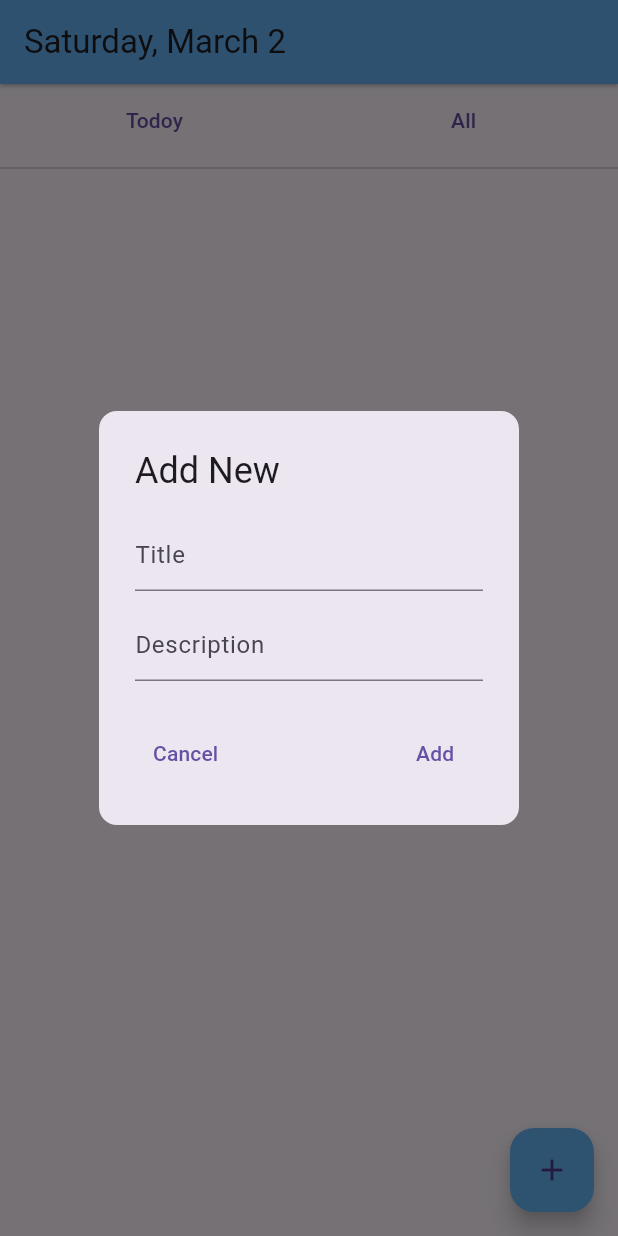
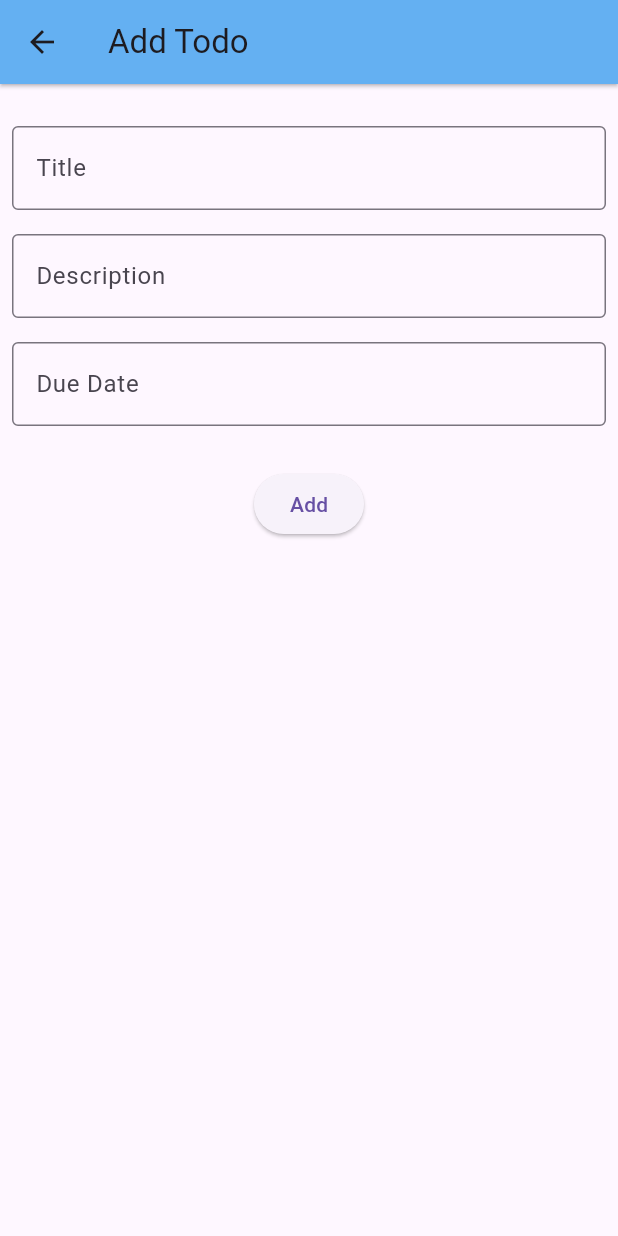
Before and after one commit to decobang/todo_mobile_app, a Flutter app: the screen it shows after launch, after a tap on the "add" icon, on a phone screen of 412 x 824 dp. Run offline on Flutter 3.47's test engine with Material 3 defaults, Android fonts, the phone set to English and light mode, and no system bars; our stand-ins replace flutter_riverpod.

Commit message:
converted addtododialog to a screen

```diff
--- a/lib/models/todo_items_model.dart
+++ b/lib/models/todo_items_model.dart
@@ -2,12 +2,14 @@ class TodoItem {
   final String id;
   final String title;
   final String description;
+  final DateTime dueDate;
   final bool isDone;
 
   TodoItem({
     required this.id,
     required this.title,
     this.description = '',
+    required this.dueDate,
     this.isDone = false,
   });
 
@@ -15,12 +17,14 @@ class TodoItem {
     String? id,
     String? title,
     String? description,
+    DateTime? dueDate,
     bool? isDone,
   }) {
     return TodoItem(
       id: id ?? this.id,
       title: title ?? this.title,
       description: description ?? this.description,
+      dueDate: dueDate ?? this.dueDate,
       isDone: isDone ?? this.isDone,
     );
   }
--- /dev/null
+++ b/lib/screens/pages/add_todo_screen.dart
@@ -0,0 +1,68 @@
+import 'package:flutter/material.dart';
+import 'package:flutter/widgets.dart';
+import 'package:flutter_riverpod/flutter_riverpod.dart';
+import 'package:todo_mobile_app/models/todo_items_model.dart';
+import 'package:todo_mobile_app/models/todo_provider.dart';
+import 'package:uuid/uuid.dart';
+
+class AddToDoScreen extends ConsumerWidget {
+  const AddToDoScreen({super.key});
+
+  @override
+  Widget build(BuildContext context, WidgetRef ref) {
+    return Scaffold(
+      appBar: AppBar(
+        title: const Text('Add Todo'),
+        backgroundColor: Colors.blue.shade300,
+        shadowColor: Colors.black,
+        elevation: 1,
+      ),
+      body: Column(
+        children: <Widget>[
+          const SizedBox(height: 20),
+          const Padding(
+            padding: EdgeInsets.all(8.0),
+            child: TextField(
+              decoration: InputDecoration(
+                border: OutlineInputBorder(),
+                labelText: 'Title',
+              ),
+            ),
+          ),
+          const Padding(
+            padding: EdgeInsets.all(8.0),
+            child: TextField(
+              decoration: InputDecoration(
+                border: OutlineInputBorder(),
+                labelText: 'Description',
+              ),
+            ),
+          ),
+          const Padding(
+            padding: EdgeInsets.all(8.0),
+            child: TextField(
+              decoration: InputDecoration(
+                border: OutlineInputBorder(),
+                labelText: 'Due Date',
+              ),
+            ),
+          ),
+          const SizedBox(height: 20),
+          ElevatedButton(
+            onPressed: () {
+              ref.read(todoProvider.notifier).add(TodoItem(
+                    id: const Uuid().v4(),
+                    title: 'title',
+                    description: 'description',
+                    dueDate: DateTime.now(),
+                    isDone: false,
+                  ));
+              Navigator.pop(context);
+            },
+            child: const Text('Add'),
+          ),
+        ],
+      ),
+    );
+  }
+}
--- a/lib/screens/todo_screen.dart
+++ b/lib/screens/todo_screen.dart
@@ -4,7 +4,7 @@ import 'package:todo_mobile_app/models/todo_items_model.dart';
 import 'package:todo_mobile_app/models/todo_provider.dart';
 import 'package:intl/intl.dart';
 import 'package:todo_mobile_app/screens/pages/today_todo_page.dart';
-import 'package:todo_mobile_app/widgets/add_todo_dialog.dart';
+import 'package:todo_mobile_app/screens/pages/add_todo_screen.dart';
 
 class ToDoScreen extends ConsumerWidget {
   const ToDoScreen({super.key});
@@ -79,7 +79,11 @@ class ToDoScreen extends ConsumerWidget {
       ),
       floatingActionButton: FloatingActionButton(
         onPressed: () {
-          showDialog(context: context, builder: (context) => AddTodoDialog());
+          Navigator.of(context).push(
+            MaterialPageRoute(
+              builder: (context) => AddToDoScreen(),
+            ),
+          );
         },
         child: const Icon(Icons.add),
         backgroundColor: Colors.blue.shade300,
--- a/lib/widgets/add_todo_dialog.dart
+++ /dev/null
@@ -1,87 +0,0 @@
-import 'package:flutter/material.dart';
-import 'package:flutter_riverpod/flutter_riverpod.dart';
-import 'package:todo_mobile_app/models/todo_items_model.dart';
-import 'package:todo_mobile_app/models/todo_provider.dart';
-import 'package:uuid/uuid.dart';
-
-class AddTodoDialog extends ConsumerStatefulWidget {
-  AddTodoDialog({Key? key}) : super(key: key);
-
-  @override
-  _AddTodoDialogState createState() => _AddTodoDialogState();
-}
-
-class _AddTodoDialogState extends ConsumerState<AddTodoDialog> {
-  final TextEditingController titleController = TextEditingController();
-  final TextEditingController descriptionController = TextEditingController();
-  final formKey = GlobalKey<FormState>();
-
-  @override
-  Widget build(BuildContext context) {
-    return AlertDialog(
-      shape: RoundedRectangleBorder(
-        borderRadius: BorderRadius.circular(12),
-      ),
-      title: const Text('Add New'),
-      content: Form(
-        key: formKey,
-        child: Column(
-          mainAxisSize: MainAxisSize.min,
-          children: [
-            TextFormField(
-              controller: titleController,
-              decoration: InputDecoration(hintText: "Title"),
-              validator: (value) {
-                if (value == null || value.isEmpty) {
-                  return 'Title is required';
-                }
-                return null;
-              },
-            ),
-            const SizedBox(height: 12),
-            TextFormField(
-              controller: descriptionController,
-              decoration: InputDecoration(hintText: "Description"),
-              validator: (value) {
-                if (value == null || value.isEmpty) {
-                  return 'Description is required';
-                }
-                return null;
-              },
-            ),
-          ],
-        ),
-      ),
-      actions: [
-        Row(
-          mainAxisAlignment: MainAxisAlignment.spaceBetween,
-          children: [
-            TextButton(
-              child: Text('Cancel'),
-              onPressed: () {
-                Navigator.of(context).pop();
-              },
-            ),
-            TextButton(
-              child: Text('Add'),
-              onPressed: () {
-                if (formKey.currentState!.validate()) {
-                  // Add item to the list
-                  ref.read(todoProvider.notifier).add(
-                        TodoItem(
-                          id: const Uuid().v4(),
-                          title: titleController.text,
-                          description: descriptionController.text,
-                          isDone: false,
-                        ),
-                      );
-                  Navigator.of(context).pop();
-                }
-              },
-            ),
-          ],
-        ),
-      ],
-    );
-  }
-}
--- a/pubspec.yaml
+++ b/pubspec.yaml
@@ -38,8 +38,9 @@ dependencies:
   # Use with the CupertinoIcons class for iOS style icons.
   cupertino_icons: ^1.0.6
   flutter_riverpod: ^2.4.10
-  intl: ^0.19.0
+  intl: ^0.18.0
   uuid: ^4.3.3
+  date_picker_timeline: any
 
 dev_dependencies:
   flutter_test:
```
Also changed, not shown: pubspec.lock.
